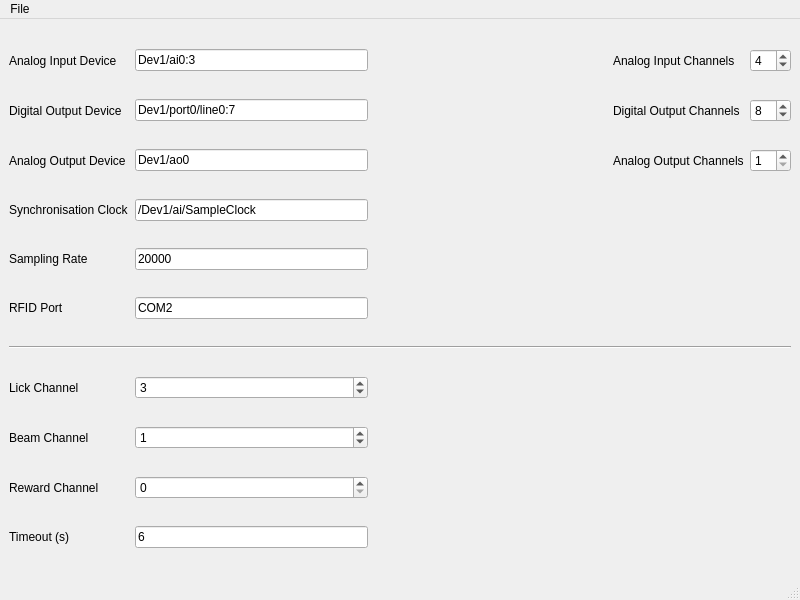
This is NoSeMazeControl/UI/HardwareWindow.ui in bdyontar/NoSeMaze as Qt 5 draws it before an edit. The edited form follows.
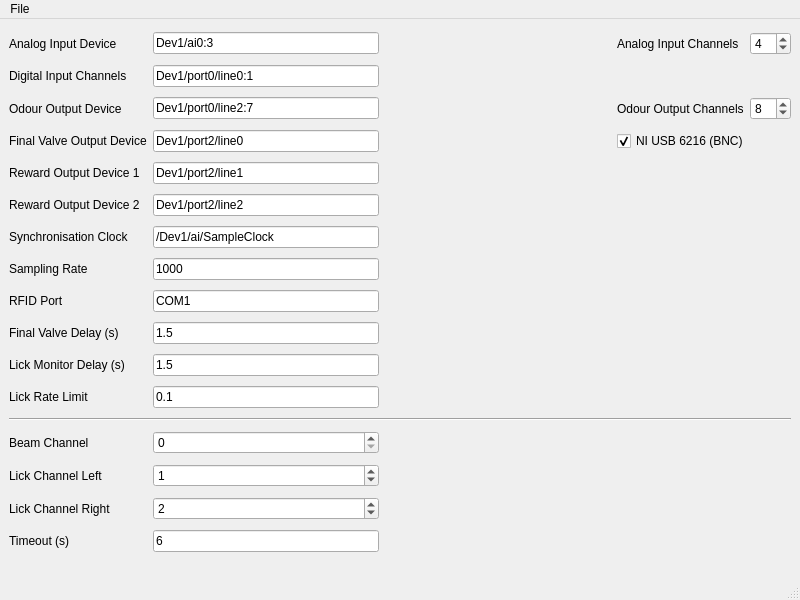
This is the edited form.

Commit message: Removed unused preferences, added digital input for beam

```diff
--- a/NoSeMazeControl/UI/HardwareWindow.ui
+++ b/NoSeMazeControl/UI/HardwareWindow.ui
@@ -15,93 +15,159 @@
   </property>
   <widget class="QWidget" name="centralwidget">
    <layout class="QGridLayout" name="gridLayout">
-    <item row="9" column="1">
-     <widget class="QSpinBox" name="rewardChannelSpin">
-      <property name="maximum">
-       <number>3</number>
+    <item row="11" column="1">
+     <widget class="QLineEdit" name="lickMonitorDelayEdit">
+      <property name="text">
+       <string>1.5</string>
       </property>
      </widget>
     </item>
-    <item row="2" column="4">
-     <widget class="QSpinBox" name="analogOutChannelsSpin">
-      <property name="minimum">
-       <number>1</number>
+    <item row="0" column="1">
+     <widget class="QLineEdit" name="analogInputEdit">
+      <property name="text">
+       <string>Dev1/ai0:3</string>
       </property>
-      <property name="maximum">
-       <number>4</number>
+     </widget>
+    </item>
+    <item row="18" column="1">
+     <widget class="QSpinBox" name="lickChannel2Spin">
+      <property name="value">
+       <number>2</number>
       </property>
      </widget>
     </item>
     <item row="2" column="3">
-     <widget class="QLabel" name="label_12">
+     <widget class="QLabel" name="label_4">
       <property name="text">
-       <string>Analog Output Channels</string>
+       <string>Odour Output Channels</string>
       </property>
      </widget>
     </item>
-    <item row="9" column="0">
-     <widget class="QLabel" name="label_13">
+    <item row="3" column="0">
+     <widget class="QLabel" name="label_14">
       <property name="text">
-       <string>Reward Channel</string>
+       <string>Final Valve Output Device</string>
       </property>
      </widget>
     </item>
-    <item row="8" column="1">
+    <item row="0" column="3">
+     <widget class="QLabel" name="label_2">
+      <property name="text">
+       <string>Analog Input Channels</string>
+      </property>
+     </widget>
+    </item>
+    <item row="14" column="1">
      <widget class="QSpinBox" name="beamChannelSpin">
       <property name="maximum">
        <number>31</number>
       </property>
       <property name="value">
-       <number>1</number>
+       <number>0</number>
       </property>
      </widget>
     </item>
-    <item row="2" column="1">
-     <widget class="QLineEdit" name="analogOutputEdit">
+    <item row="5" column="0">
+     <widget class="QLabel" name="label_11">
       <property name="text">
-       <string>Dev1/ao0</string>
+       <string>Reward Output Device 1</string>
       </property>
      </widget>
     </item>
-    <item row="3" column="1">
+    <item row="7" column="1">
      <widget class="QLineEdit" name="syncClockEdit">
       <property name="text">
        <string>/Dev1/ai/SampleClock</string>
       </property>
      </widget>
     </item>
-    <item row="4" column="0">
-     <widget class="QLabel" name="label_7">
+    <item row="9" column="0">
+     <widget class="QLabel" name="label_6">
       <property name="text">
-       <string>Sampling Rate</string>
+       <string>RFID Port</string>
+      </property>
+     </widget>
+    </item>
+    <item row="18" column="0">
+     <widget class="QLabel" name="label_20">
+      <property name="text">
+       <string>Lick Channel Right</string>
       </property>
      </widget>
     </item>
     <item row="7" column="0">
+     <widget class="QLabel" name="label_5">
+      <property name="text">
+       <string>Synchronisation Clock</string>
+      </property>
+     </widget>
+    </item>
+    <item row="2" column="4">
+     <widget class="QSpinBox" name="odourChannelsSpin">
+      <property name="minimum">
+       <number>1</number>
+      </property>
+      <property name="maximum">
+       <number>32</number>
+      </property>
+      <property name="value">
+       <number>8</number>
+      </property>
+     </widget>
+    </item>
+    <item row="8" column="1">
+     <widget class="QLineEdit" name="samplingRateEdit">
+      <property name="text">
+       <string>1000</string>
+      </property>
+     </widget>
+    </item>
+    <item row="15" column="0">
      <widget class="QLabel" name="label_8">
       <property name="text">
-       <string>Lick Channel</string>
+       <string>Lick Channel Left</string>
       </property>
      </widget>
     </item>
-    <item row="1" column="0">
+    <item row="13" column="0" colspan="5">
+     <widget class="Line" name="line">
+      <property name="orientation">
+       <enum>Qt::Horizontal</enum>
+      </property>
+     </widget>
+    </item>
+    <item row="19" column="0">
+     <widget class="QLabel" name="label_9">
+      <property name="text">
+       <string>Timeout (s)</string>
+      </property>
+     </widget>
+    </item>
+    <item row="12" column="0">
+     <widget class="QLabel" name="label_19">
+      <property name="text">
+       <string>Lick Rate Limit</string>
+      </property>
+     </widget>
+    </item>
+    <item row="2" column="0">
      <widget class="QLabel" name="label_3">
       <property name="text">
-       <string>Digital Output Device</string>
+       <string>Odour Output Device</string>
       </property>
      </widget>
     </item>
-    <item row="5" column="1">
-     <widget class="QLineEdit" name="rfidPortEdit">
+    <item row="14" column="0">
+     <widget class="QLabel" name="label_10">
       <property name="text">
-       <string>COM2</string>
+       <string>Beam Channel </string>
       </property>
      </widget>
     </item>
-    <item row="4" column="1">
-     <widget class="QLineEdit" name="samplingRateEdit">
+    <item row="0" column="0">
+     <widget class="QLabel" name="label">
       <property name="text">
-       <string>20000</string>
+       <string>Analog Input Device</string>
       </property>
      </widget>
     </item>
@@ -118,40 +184,58 @@
       </property>
      </widget>
     </item>
-    <item row="3" column="0">
-     <widget class="QLabel" name="label_5">
+    <item row="10" column="0">
+     <widget class="QLabel" name="label_12">
+      <property name="toolTip">
+       <string>&lt;html&gt;&lt;head/&gt;&lt;body&gt;&lt;p&gt;delay before final valve is activated&lt;/p&gt;&lt;/body&gt;&lt;/html&gt;</string>
+      </property>
       <property name="text">
-       <string>Synchronisation Clock</string>
+       <string>Final Valve Delay (s)</string>
       </property>
      </widget>
     </item>
-    <item row="7" column="1">
-     <widget class="QSpinBox" name="lickChannelSpin">
-      <property name="maximum">
-       <number>31</number>
+    <item row="6" column="1">
+     <widget class="QLineEdit" name="rewardOutput2Edit">
+      <property name="text">
+       <string>Dev1/port2/line2</string>
       </property>
-      <property name="value">
-       <number>3</number>
+     </widget>
+    </item>
+    <item row="3" column="1">
+     <widget class="QLineEdit" name="fvOutputEdit">
+      <property name="text">
+       <string>Dev1/port2/line0</string>
       </property>
      </widget>
     </item>
-    <item row="1" column="4">
-     <widget class="QSpinBox" name="digitalChannelsSpin">
-      <property name="minimum">
-       <number>1</number>
+    <item row="19" column="1">
+     <widget class="QLineEdit" name="timeoutEdit">
+      <property name="text">
+       <string>6</string>
       </property>
-      <property name="maximum">
-       <number>32</number>
+     </widget>
+    </item>
+    <item row="2" column="1">
+     <widget class="QLineEdit" name="odourOutputEdit">
+      <property name="text">
+       <string>Dev1/port0/line2:7</string>
       </property>
-      <property name="value">
-       <number>8</number>
+     </widget>
+    </item>
+    <item row="12" column="1">
+     <widget class="QLineEdit" name="lickrateEdit">
+      <property name="toolTip">
+       <string>&lt;html&gt;&lt;head/&gt;&lt;body&gt;&lt;p&gt;If the lick growrate is less than the limit, an e-mail warning will be sent. Lick growrate = 1 - (MEAN_OF_TOTAL_LICKS_LAST_HOUR / LAST_TOTAL_LICKS)&lt;/p&gt;&lt;/body&gt;&lt;/html&gt;</string>
       </property>
+      <property name="text">
+       <string>0.1</string>
+      </property>
      </widget>
     </item>
-    <item row="0" column="3">
-     <widget class="QLabel" name="label_2">
+    <item row="6" column="0">
+     <widget class="QLabel" name="label_16">
       <property name="text">
-       <string>Analog Input Channels</string>
+       <string>Reward Output Device 2</string>
       </property>
      </widget>
     </item>
@@ -168,73 +252,75 @@
       </property>
      </spacer>
     </item>
-    <item row="5" column="0">
-     <widget class="QLabel" name="label_6">
+    <item row="11" column="0">
+     <widget class="QLabel" name="label_17">
       <property name="text">
-       <string>RFID Port</string>
+       <string>Lick Monitor Delay (s)</string>
       </property>
      </widget>
     </item>
-    <item row="0" column="0">
-     <widget class="QLabel" name="label">
+    <item row="9" column="1">
+     <widget class="QLineEdit" name="rfidPortEdit">
       <property name="text">
-       <string>Analog Input Device</string>
+       <string>COM1</string>
       </property>
      </widget>
     </item>
-    <item row="0" column="1">
-     <widget class="QLineEdit" name="analogInputEdit">
-      <property name="text">
-       <string>Dev1/ai0:3</string>
+    <item row="3" column="3" colspan="2">
+     <widget class="QCheckBox" name="usbBox">
+      <property name="toolTip">
+       <string>&lt;html&gt;&lt;head/&gt;&lt;body&gt;&lt;p&gt;Set to check if using NI USB 6216 (BNC)&lt;/p&gt;&lt;/body&gt;&lt;/html&gt;</string>
       </property>
-     </widget>
-    </item>
-    <item row="1" column="1">
-     <widget class="QLineEdit" name="digitalOutputEdit">
       <property name="text">
-       <string>Dev1/port0/line0:7</string>
+       <string>NI USB 6216 (BNC)</string>
       </property>
-     </widget>
-    </item>
-    <item row="1" column="3">
-     <widget class="QLabel" name="label_4">
-      <property name="text">
-       <string>Digital Output Channels</string>
-      </property>
-     </widget>
-    </item>
-    <item row="10" column="0">
-     <widget class="QLabel" name="label_9">
-      <property name="text">
-       <string>Timeout (s)</string>
+      <property name="checked">
+       <bool>true</bool>
       </property>
      </widget>
     </item>
     <item row="10" column="1">
-     <widget class="QLineEdit" name="timeoutEdit">
+     <widget class="QLineEdit" name="fvDelayEdit">
       <property name="text">
-       <string>6</string>
+       <string>1.5</string>
+      </property>
+     </widget>
+    </item>
+    <item row="15" column="1">
+     <widget class="QSpinBox" name="lickChannelSpin">
+      <property name="maximum">
+       <number>31</number>
+      </property>
+      <property name="value">
+       <number>1</number>
+      </property>
+     </widget>
+    </item>
+    <item row="5" column="1">
+     <widget class="QLineEdit" name="rewardOutput1Edit">
+      <property name="text">
+       <string>Dev1/port2/line1</string>
       </property>
      </widget>
     </item>
     <item row="8" column="0">
-     <widget class="QLabel" name="label_10">
+     <widget class="QLabel" name="label_7">
       <property name="text">
-       <string>Beam Channel</string>
+       <string>Sampling Rate</string>
       </property>
      </widget>
     </item>
-    <item row="2" column="0">
-     <widget class="QLabel" name="label_11">
+    <item row="1" column="0">
+     <widget class="QLabel" name="label_13">
       <property name="text">
-       <string>Analog Output Device</string>
+       <string>Digital Input Channels</string>
       </property>
      </widget>
     </item>
-    <item row="6" column="0" colspan="5">
-     <widget class="Line" name="line">
-      <property name="orientation">
-       <enum>Qt::Horizontal</enum>
+    <item row="1" column="1">
+     <widget class="QLineEdit" name="digitalInputEdit">
+      <property name="text">
+       <string>Dev1/port0/line0:1</string>
       </property>
      </widget>
     </item>
```
Left out of the diff: 2 changed lines with no effect on the pictures. The commit also changes 2 other files.
